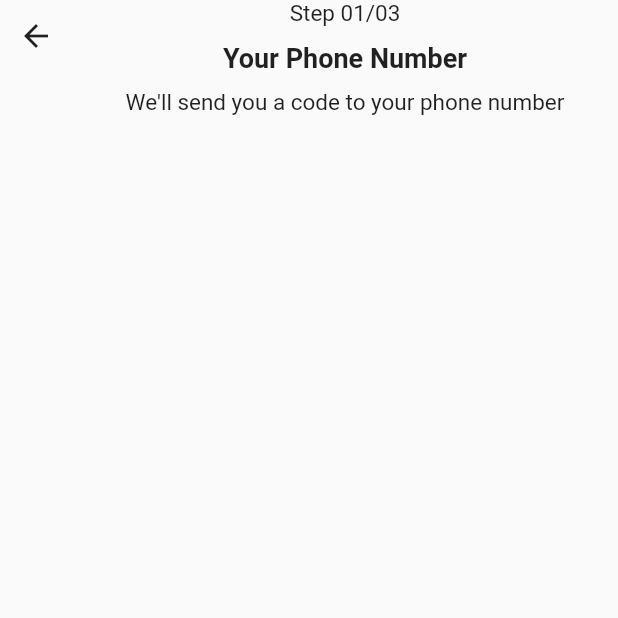
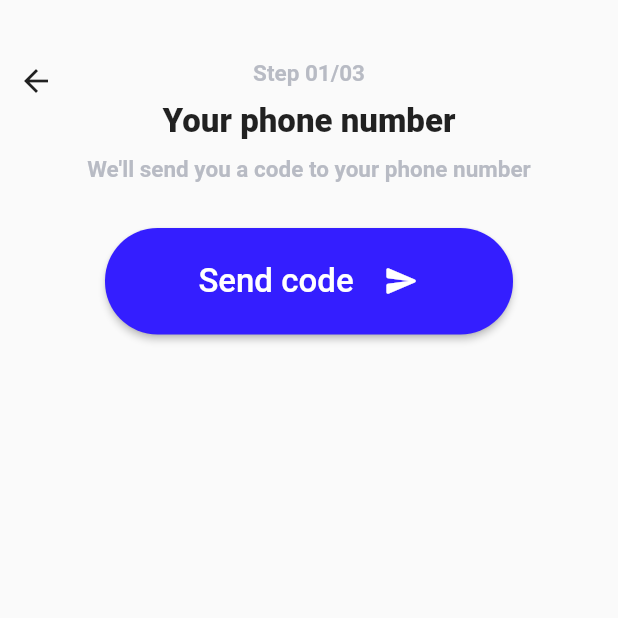
Before and after one commit to chitraarasu/Jabber, a Flutter app: the PhoneNumber screen opened directly, on a phone screen of 412 x 824 dp, the top half of it. Run offline on Flutter 3.47's test engine with Material 2 defaults, Android fonts, the phone set to English and light mode, and no system bars; our stand-ins replace get, introduction_screen, lottie; missing offline and left inert: country_pickers; project files that could hold a hidden picture were left out.

Commit message:
button added on phone number screen

```diff
--- a/lib/screens/phone_number.dart
+++ b/lib/screens/phone_number.dart
@@ -1,15 +1,49 @@
+import 'package:country_pickers/country.dart';
+import 'package:country_pickers/country_picker_dialog.dart';
+import 'package:country_pickers/utils/utils.dart';
 import 'package:flutter/material.dart';
+import 'package:flutter/rendering.dart';
 
 class PhoneNumber extends StatelessWidget {
   const PhoneNumber({Key? key}) : super(key: key);
 
   @override
   Widget build(BuildContext context) {
+    Widget _buildDialogItem(Country country) => Row(
+          children: <Widget>[
+            CountryPickerUtils.getDefaultFlagImage(country),
+            SizedBox(width: 8.0),
+            Text("+${country.phoneCode}"),
+            SizedBox(width: 8.0),
+            Flexible(child: Text(country.name))
+          ],
+        );
+    Country _selectedFilteredDialogCountry =
+        CountryPickerUtils.getCountryByPhoneCode('90');
+    void _openFilteredCountryPickerDialog() => showDialog(
+          context: context,
+          builder: (context) => Theme(
+              data: Theme.of(context).copyWith(primaryColor: Colors.pink),
+              child: CountryPickerDialog(
+                  titlePadding: EdgeInsets.all(8.0),
+                  searchCursorColor: Colors.pinkAccent,
+                  searchInputDecoration: InputDecoration(hintText: 'Search...'),
+                  isSearchable: true,
+                  title: Text('Select your phone code'),
+                  onValuePicked: (Country country) =>
+                      _selectedFilteredDialogCountry = country,
+                  itemFilter: (c) =>
+                      ['AR', 'DE', 'GB', 'CN'].contains(c.isoCode),
+                  itemBuilder: _buildDialogItem)),
+        );
     return Scaffold(
-      body: Column(
+      body: SafeArea(
+        child: Column(
           children: [
-          Row(
-            crossAxisAlignment: CrossAxisAlignment.start,
+            Padding(
+              padding: const EdgeInsets.only(top: 30),
+              child: Stack(
+                // crossAxisAlignment: CrossAxisAlignment.start,
                 children: [
                   IconButton(
                     onPressed: () {},
@@ -18,29 +52,84 @@ class PhoneNumber extends StatelessWidget {
                   Expanded(
                     child: Center(
                       child: Column(
-                    children: const [
-                      Text("Step 01/03", style: TextStyle(
-                        fontSize: 15,
-                      ),),
-                      SizedBox(
+                        children: [
+                          const SizedBox(
                             height: 10,
                           ),
-                      Text("Your Phone Number", style: TextStyle(
-                        fontSize: 18,
+                          const Text(
+                            "Step 01/03",
+                            style: TextStyle(
+                              fontSize: 15,
+                              color: Color(0xFFb8bbc4),
                               fontWeight: FontWeight.bold,
-                      ),),SizedBox(
+                            ),
+                          ),
+                          const SizedBox(
                             height: 10,
                           ),
-                      Text("We'll send you a code to your phone number", style: TextStyle(
+                          const Text(
+                            "Your phone number",
+                            style: TextStyle(
+                              fontSize: 22,
+                              fontWeight: FontWeight.w900,
+                            ),
+                          ),
+                          const SizedBox(
+                            height: 10,
+                          ),
+                          const Text(
+                            "We'll send you a code to your phone number",
+                            style: TextStyle(
                               fontSize: 15,
-                      ),),
+                              color: Color(0xFFb8bbc4),
+                              fontWeight: FontWeight.bold,
+                            ),
+                          ),
+                          const SizedBox(
+                            height: 10,
+                          ),
+                          Padding(
+                            padding: const EdgeInsets.symmetric(
+                                vertical: 20, horizontal: 70),
+                            child: ElevatedButton(
+                              style: ButtonStyle(
+                                padding: MaterialStateProperty.all(
+                                    const EdgeInsets.all(22.5)),
+                                backgroundColor: MaterialStateProperty.all(
+                                    const Color(0xFF341eff)),
+                                shape: MaterialStateProperty.all(
+                                  RoundedRectangleBorder(
+                                    borderRadius: BorderRadius.circular(35.0),
+                                  ),
+                                ),
+                              ),
+                              onPressed: () {},
+                              child: Row(
+                                mainAxisAlignment: MainAxisAlignment.center,
+                                children: const [
+                                  Text(
+                                    "Send code",
+                                    style: TextStyle(
+                                      fontSize: 22,
+                                    ),
+                                  ),
+                                  SizedBox(
+                                    width: 20,
+                                  ),
+                                  Icon(Icons.send_rounded),
+                                ],
+                              ),
+                            ),
+                          )
                         ],
                       ),
                     ),
                   ),
                 ],
               ),
+            ),
           ],
+        ),
       ),
     );
   }
--- a/pubspec.yaml
+++ b/pubspec.yaml
@@ -37,6 +37,7 @@ dependencies:
   introduction_screen: ^3.0.0
   get: ^4.6.1
   lottie: ^1.2.2
+  country_pickers: ^2.0.0
 
 dev_dependencies:
   flutter_test:
```
Also changed, not shown: pubspec.lock. Lines whose indentation alone changed are shown as unchanged.
